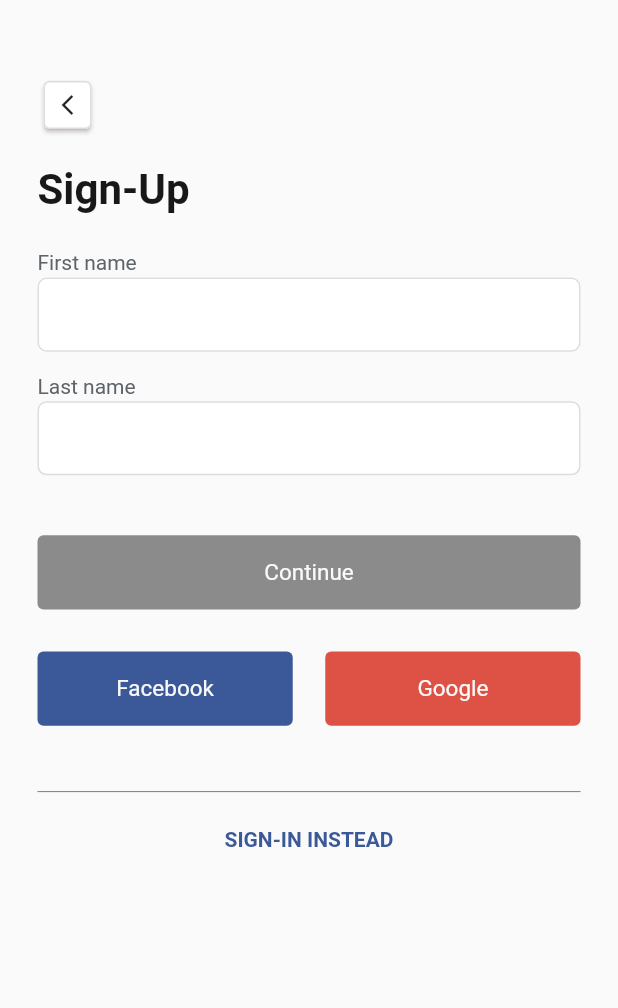
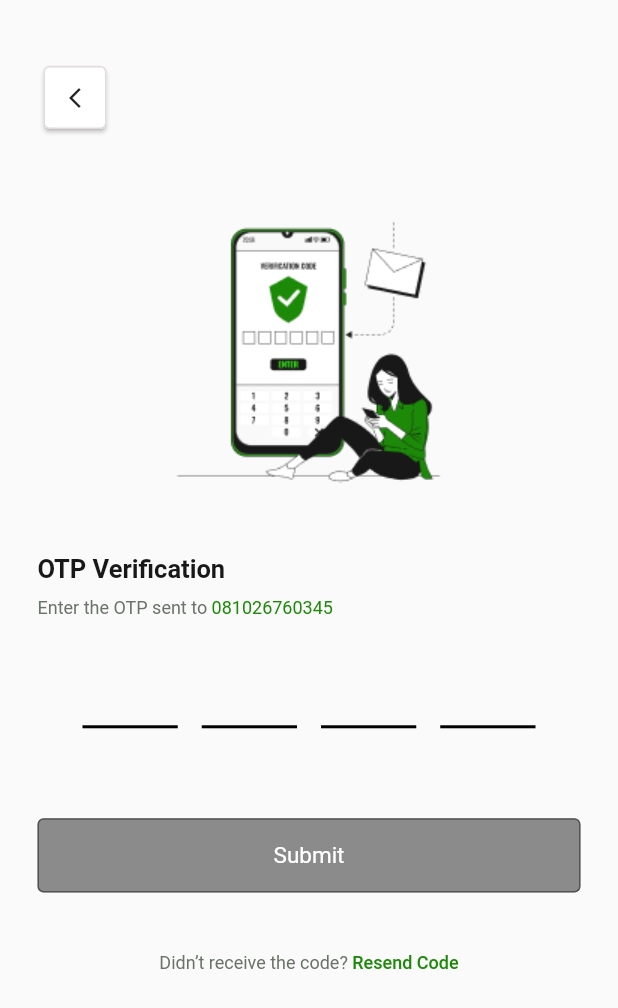
Before and after one commit to worldkaizen001/cotton_gang, a Flutter app: the screen it shows after launch, on a phone screen of 412 x 824 dp. Shown: the top 1008 px of the screen. Run offline on Flutter 3.47's test engine with Material 2 defaults, Android fonts, the phone set to English and light mode, and no system bars; drawn by our look-alikes of sms_autofill; our stand-ins replace google_fonts, smooth_page_indicator; Roboto replaces fonts that are missing (Prompt).

Commit message:
phone number verification

```diff
--- a/lib/main.dart
+++ b/lib/main.dart
@@ -18,7 +18,7 @@ class MyApp extends StatelessWidget {
 
         primarySwatch: Colors.blue,
       ),
-      home: const RegisterScreen(),
+      home: const PhoneNumberVerification (),
     );
   }
 }
--- a/lib/src/helpers/images.dart
+++ b/lib/src/helpers/images.dart
@@ -4,6 +4,8 @@ class CGangImages {
   static const CGlogo = 'images/CG.png';
   static const boarding1 = 'images/boarding1.png';
   static const boarding2 = 'images/boarding2.png';
+  static const numberVerification = 'images/bro.png';
+
 
 
 
--- a/lib/src/pages/register/register_page.dart
+++ b/lib/src/pages/register/register_page.dart
@@ -4,7 +4,15 @@ import 'package:flutter/material.dart';
 import 'package:google_fonts/google_fonts.dart';
 
 import 'package:cotton_gang/src/widgets/button.dart';
+import 'package:cotton_gang/src/helpers/images.dart';
+import 'package:sms_autofill/sms_autofill.dart';
+
 
 import '../../helpers/custome_sizedbox.dart';
+import '../../helpers/screen_size.dart';
 
 part 'screens/register_screen.dart';
+part 'screens/phone_number_and_email_section.dart';
+part 'screens/create_password.dart';
+part 'screens/phone_number_verification.dart';
+part 'widgets/registration_component.dart';
--- /dev/null
+++ b/lib/src/pages/register/screens/phone_number_verification.dart
@@ -0,0 +1,140 @@
+part of 'package:cotton_gang/src/pages/register/register_page.dart';
+
+class PhoneNumberVerification extends StatelessWidget {
+  const PhoneNumberVerification({Key? key}) : super(key: key);
+
+  @override
+  Widget build(BuildContext context) {
+    final codeEditor = TextEditingController();
+
+    return Scaffold(
+      resizeToAvoidBottomInset: false,
+      body: Padding(
+        padding: const EdgeInsets.only(left: 25, right: 25, top: 40),
+        child: SafeArea(
+
+          child: Column(
+            crossAxisAlignment: CrossAxisAlignment.start,
+            children: [
+              SizedBox(
+                height: 50,
+                width: 50,
+                child: InkWell(
+                  onTap: () {},
+                  child: Card(
+                    shape: RoundedRectangleBorder(
+                        borderRadius: BorderRadius.circular(4),
+                        side: const BorderSide(color: Color(0xffE1DBDB))),
+                    elevation: 1.2,
+                    child: const Icon(
+                      Icons.arrow_back_ios_new,
+                      size: 16,
+                    ),
+                  ),
+                ),
+              ),
+              CustomSizedBox.verticalSpace(50),
+              Center(
+                child: Image.asset(
+                  CGangImages.numberVerification,
+                  height: ScreenSize.height(context) * 0.23,
+                  width: ScreenSize.width(context) * 0.45,
+                ),
+              ),
+              CustomSizedBox.verticalSpace(40),
+              Text(
+                'OTP Verification',
+                style: GoogleFonts.prompt(
+                  textStyle: const TextStyle(
+                    color: Color(0xff181818),
+                    fontSize: 17,
+                    fontWeight: FontWeight.w600,
+                  ),
+                ),
+              ),
+              CustomSizedBox.verticalSpace(9),
+              RichText(
+                text: TextSpan(children: [
+                  TextSpan(
+                    text: 'Enter the OTP sent to ',
+                    style: GoogleFonts.prompt(
+                      textStyle: const TextStyle(
+                        color: Color(0xff697367),
+                        fontSize: 12,
+                        fontWeight: FontWeight.w400,
+                      ),
+                    ),
+                  ),
+                  TextSpan(
+
+                      text: '081026760345',
+                      style: GoogleFonts.prompt(
+                        textStyle: const TextStyle(
+                          color: Color(0xff1D8909),
+                          fontSize: 12,
+                          fontWeight: FontWeight.w400,
+                        ),
+                      ))
+                ]),
+              ),
+              CustomSizedBox.verticalSpace(25),
+              Padding(
+                padding: const EdgeInsets.only(left: 30, right: 30),
+                child: PinFieldAutoFill(
+                  autoFocus: true,
+                  codeLength: 4,
+                  controller: codeEditor,
+                  onCodeChanged: (val) {},
+                ),
+              ),
+              CustomSizedBox.verticalSpace(60),
+              CGangButton(
+                title: 'Submit',
+                buttonHeight: 0.060,
+                buttonWidth: 1,
+                buttonColor:  const Color(0xff181818).withOpacity(0.49),
+                callBack: () {},
+                textStyle: GoogleFonts.prompt(
+                    fontWeight: FontWeight.w400,
+                    fontSize: 15,
+                    color: const Color(0xffffffff)),
+                borderRadius: 4,
+                borderColor: const Color(0xff181818).withOpacity(0.49),
+              ),
+              CustomSizedBox.verticalSpace(40),
+
+              Center(
+                child: RichText(
+                  text: TextSpan(children: [
+                    TextSpan(
+                      text: 'Didn’t receive the code? ',
+                      style: GoogleFonts.prompt(
+                        textStyle: const TextStyle(
+                          color: Color(0xff697367),
+                          fontSize: 12,
+                          fontWeight: FontWeight.w400,
+                        ),
+                      ),
+                    ),
+                    TextSpan(
+
+                        text: 'Resend Code',
+                        style: GoogleFonts.prompt(
+                          textStyle: const TextStyle(
+                            color: Color(0xff1D8909),
+                            fontSize: 12,
+                            fontWeight: FontWeight.w500,
+                          ),
+                        ))
+                  ]),
+                ),
+              ),
+
+
+            ],
+          ),
+        ),
+      ),
+    );
+  }
+}
--- a/pubspec.yaml
+++ b/pubspec.yaml
@@ -38,6 +38,8 @@ dependencies:
   cupertino_icons: ^1.0.2
   google_fonts: ^3.0.1
   smooth_page_indicator: ^1.0.0+2
+  sms_autofill: ^2.2.0
+
 
 
 dev_dependencies:
```
Also changed, not shown: lib/src/pages/register/screens/create_password.dart (added, +83 -0 lines), lib/src/pages/register/screens/phone_number_and_email_section.dart (added, +55 -0 lines), lib/src/pages/register/widgets/registration_component.dart (added, +143 -0 lines), lib/src/widgets/text_field.dart (+7 -1 lines), images/bro.png (added), pubspec.lock, 1 other file.
